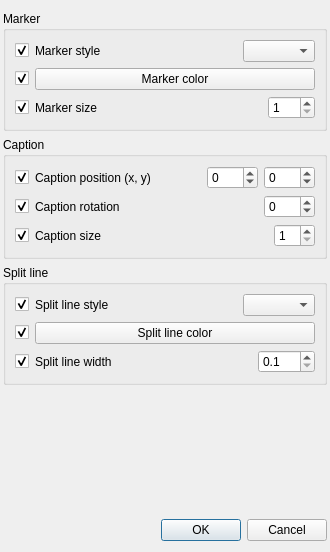
First picture: the form in ui/pointconfigdialog.ui, repository salsergey/gpxviewer, before the edit.
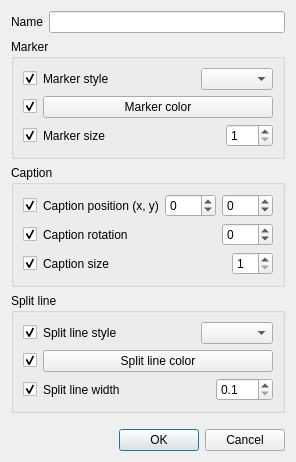
Second picture: the form after the edit. Custom widgets are drawn as their Qt base class.

Commit message: Added possibility to change point name via pointconfigdialog if only one point is selected.

What changed in the file:
```diff
--- a/ui/pointconfigdialog.ui
+++ b/ui/pointconfigdialog.ui
@@ -5,24 +5,38 @@
   <property name="windowModality">
    <enum>Qt::WindowModal</enum>
   </property>
-  <property name="geometry">
-   <rect>
-    <x>0</x>
-    <y>0</y>
-    <width>330</width>
-    <height>552</height>
-   </rect>
-  </property>
   <property name="windowTitle">
    <string>Configure point style</string>
   </property>
   <layout class="QVBoxLayout" name="verticalLayout_4">
-   <property name="leftMargin">
-    <number>3</number>
-   </property>
-   <property name="rightMargin">
-    <number>3</number>
-   </property>
+   <item>
+    <widget class="QWidget" name="nameWidget" native="true">
+     <layout class="QHBoxLayout" name="horizontalLayout">
+      <property name="leftMargin">
+       <number>0</number>
+      </property>
+      <property name="topMargin">
+       <number>0</number>
+      </property>
+      <property name="rightMargin">
+       <number>0</number>
+      </property>
+      <property name="bottomMargin">
+       <number>0</number>
+      </property>
+      <item>
+       <widget class="QLabel" name="label">
+        <property name="text">
+         <string>Name</string>
+        </property>
+       </widget>
+      </item>
+      <item>
+       <widget class="QLineEdit" name="nameEdit"/>
+      </item>
+     </layout>
+    </widget>
+   </item>
    <item>
     <widget class="QGroupBox" name="groupBox">
      <property name="title">
```
The commit also changes 5 other files.
